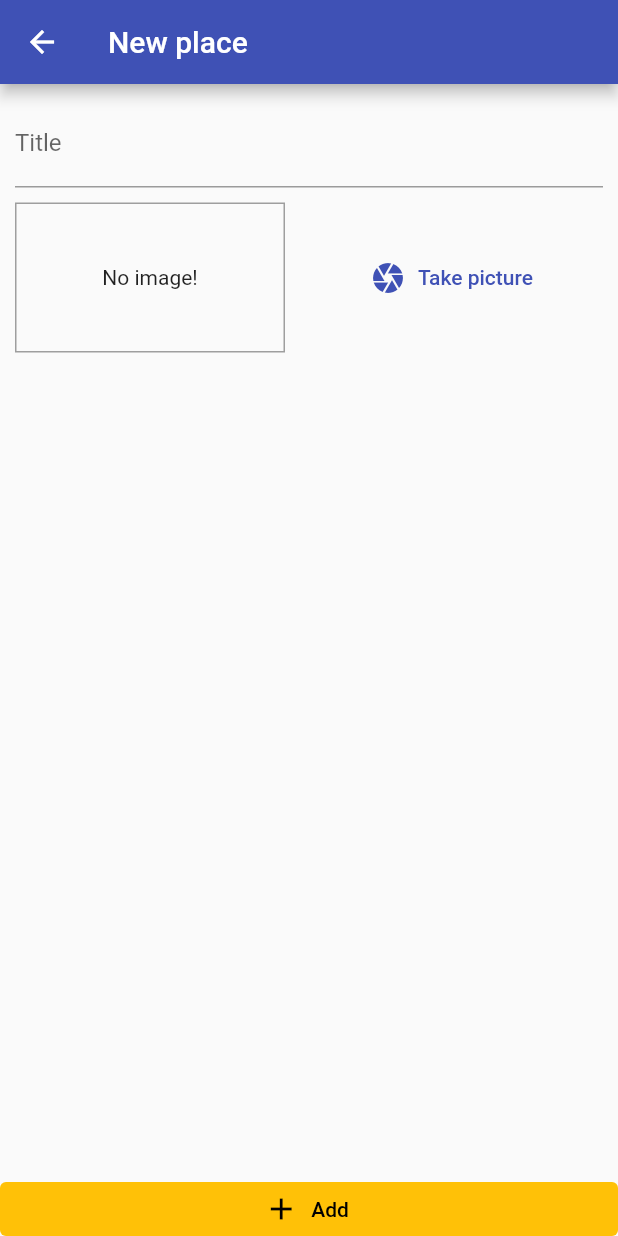
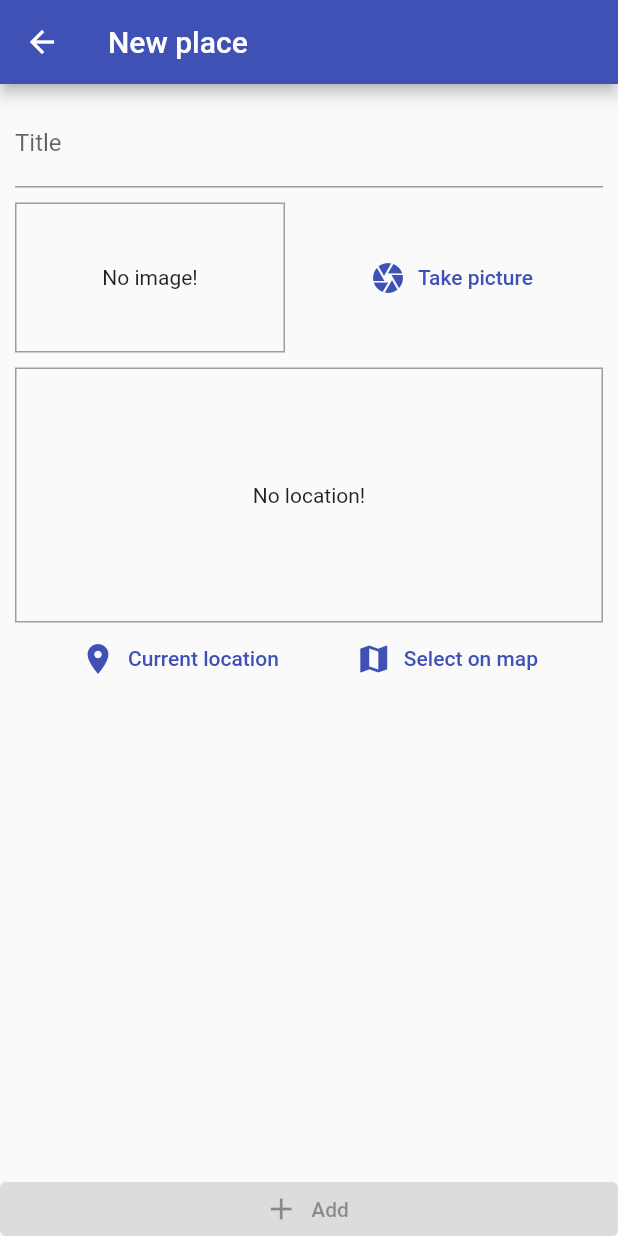
Before and after one commit to oElberte/great_places, a Flutter app: the screen it shows after launch, after a tap on the "add" icon, on a phone screen of 412 x 824 dp. Run offline on Flutter 3.47's test engine with Material 2 defaults, Android fonts, the phone set to English and light mode, and no system bars; our stand-ins replace google_maps_flutter, image_picker, location, sqflite; accounts and stored records are empty.

Commit message:
Maps now working for the place location

```diff
--- a/lib/models/place.dart
+++ b/lib/models/place.dart
@@ -5,7 +5,7 @@ class PlaceLocation {
   final double longitude;
   final String address;
 
-  PlaceLocation({
+  const PlaceLocation({
     required this.latitude,
     required this.longitude,
     this.address = '',
--- a/lib/screens/place_form_screen.dart
+++ b/lib/screens/place_form_screen.dart
@@ -1,8 +1,10 @@
 import 'dart:io';
 
 import 'package:flutter/material.dart';
+import 'package:google_maps_flutter/google_maps_flutter.dart';
 import 'package:great_places/providers/great_places.dart';
 import 'package:great_places/widgets/image_input.dart';
+import 'package:great_places/widgets/location_input.dart';
 import 'package:provider/provider.dart';
 
 class PlaceFormScreen extends StatefulWidget {
@@ -15,19 +17,33 @@ class PlaceFormScreen extends StatefulWidget {
 class _PlaceFormScreenState extends State<PlaceFormScreen> {
   final _titleController = TextEditingController();
   File? _pickedImage;
+  LatLng? _pickedPosition;
 
   void _selectImage(File pickedImage) {
-    _pickedImage = pickedImage;
+    setState(() {
+      _pickedImage = pickedImage;
+    });
+  }
+
+  void _selectPosition(LatLng position) {
+    setState(() {
+      _pickedPosition = position;
+    });
+  }
+
+  bool _isValidForm() {
+    return _titleController.text.isNotEmpty &&
+        _pickedImage != null &&
+        _pickedPosition != null;
   }
 
   void _submitForm() {
-    if (_titleController.text.isEmpty || _pickedImage == null) {
-      return;
-    }
+    if (!_isValidForm()) return;
 
     Provider.of<GreatPlaces>(context, listen: false).addPlace(
       _titleController.text,
       _pickedImage!,
+      _pickedPosition!,
     );
 
     Navigator.of(context).pop();
@@ -56,6 +72,8 @@ class _PlaceFormScreenState extends State<PlaceFormScreen> {
                     ),
                     const SizedBox(height: 10),
                     ImageInput(_selectImage),
+                    const SizedBox(height: 10),
+                    LocationInput(this._selectPosition)
                   ],
                 ),
               ),
@@ -70,7 +88,7 @@ class _PlaceFormScreenState extends State<PlaceFormScreen> {
               elevation: 0,
               tapTargetSize: MaterialTapTargetSize.shrinkWrap,
             ),
-            onPressed: _submitForm,
+            onPressed: _isValidForm() ? _submitForm : null,
           ),
         ],
       ),
--- a/lib/screens/places_list_screen.dart
+++ b/lib/screens/places_list_screen.dart
@@ -1,5 +1,3 @@
-import 'dart:io';
-
 import 'package:flutter/material.dart';
 import 'package:great_places/providers/great_places.dart';
 import 'package:great_places/utils/app_routes.dart';
--- a/lib/utils/db_util.dart
+++ b/lib/utils/db_util.dart
@@ -8,23 +8,23 @@ class DbUtil {
       path.join(dbPath, 'places.db'),
       onCreate: (db, version) {
         return db.execute(
-            'CREATE CHART places (id TEXT PRIMARY KEY, title TEXT, image TEXT)');
+            'CREATE TABLE places (id TEXT PRIMARY KEY, title TEXT, image TEXT)');
       },
       version: 1,
     );
   }
 
-  static Future<void> insert(String chart, Map<String, Object> data) async {
+  static Future<void> insert(String table, Map<String, Object> data) async {
     final db = await DbUtil.database();
     await db.insert(
-      chart,
+      table,
       data,
       conflictAlgorithm: sql.ConflictAlgorithm.replace,
     );
   }
 
-  static Future<List<Map<String, dynamic>>> getData(String chart) async {
+  static Future<List<Map<String, dynamic>>> getData(String table) async {
     final db = await DbUtil.database();
-    return db.query(chart);
+    return db.query(table);
   }
 }
--- /dev/null
+++ b/lib/utils/location_util.dart
@@ -0,0 +1,23 @@
+import 'dart:convert';
+
+import 'package:google_maps_flutter/google_maps_flutter.dart';
+import 'package:http/http.dart' as http;
+
+const googleApiKey = 'AIzaSyBgKl_2b_oXuTbJTymi0pkOF17dC47ybOg';
+
+class LocationUtil {
+  static String generateLocationPreviewImage({
+    double? latitude,
+    double? longitude,
+  }) {
+    return 'https://maps.googleapis.com/maps/api/staticmap?center=$latitude,$longitude&zoom=13&size=600x300&maptype=roadmap&markers=color:red%7Clabel:A%7C$latitude,$longitude&key=$googleApiKey';
+  }
+
+  static Future<String> getAddressFrom(LatLng position) async {
+    final url =
+        'https://maps.googleapis.com/maps/api/geocode/json?latlng=${position.latitude},${position.longitude}&key=$googleApiKey'
+            as Uri;
+    final response = await http.get(url);
+    return jsonDecode(response.body)['results'][0]['formatted_address'];
+  }
+}
--- a/lib/widgets/image_input.dart
+++ b/lib/widgets/image_input.dart
@@ -55,13 +55,13 @@ class _ImageInputState extends State<ImageInput> {
                   width: double.infinity,
                   fit: BoxFit.cover,
                 )
-              : Text('No image!'),
+              : const Text('No image!'),
         ),
         const SizedBox(width: 10),
         Expanded(
           child: TextButton.icon(
-            icon: Icon(Icons.camera),
-            label: Text('Take picture'),
+            icon: const Icon(Icons.camera),
+            label: const Text('Take picture'),
             onPressed: _takePicture,
           ),
         ),
--- /dev/null
+++ b/lib/widgets/location_input.dart
@@ -0,0 +1,91 @@
+import 'package:flutter/material.dart';
+import 'package:google_maps_flutter/google_maps_flutter.dart';
+import 'package:great_places/screens/map_screen.dart';
+import 'package:great_places/utils/location_util.dart';
+import 'package:location/location.dart';
+
+class LocationInput extends StatefulWidget {
+  final Function onSelectPosition;
+
+  LocationInput(this.onSelectPosition);
+
+  @override
+  State<LocationInput> createState() => _LocationInputState();
+}
+
+class _LocationInputState extends State<LocationInput> {
+  String? _previewImageUrl;
+
+  Future<void> _getCurrentUserLocation() async {
+    final locData = await Location().getLocation();
+
+    final staticMapImageUrl = LocationUtil.generateLocationPreviewImage(
+      latitude: locData.latitude,
+      longitude: locData.longitude,
+    );
+
+    setState(() {
+      _previewImageUrl = staticMapImageUrl;
+    });
+  }
+
+  Future<void> _selectOnMap() async {
+    final LatLng selectedPosition = await Navigator.of(context).push(
+      MaterialPageRoute(
+        fullscreenDialog: true,
+        builder: (ctx) => MapScreen(),
+      ),
+    );
+
+    if (selectedPosition == null) return;
+
+    widget.onSelectPosition(selectedPosition);
+  }
+
+  @override
+  Widget build(BuildContext context) {
+    return Column(
+      children: [
+        Container(
+          height: 170,
+          width: double.infinity,
+          alignment: Alignment.center,
+          decoration: BoxDecoration(
+            border: Border.all(
+              width: 1,
+              color: Colors.grey,
+            ),
+          ),
+          child: _previewImageUrl == null
+              ? const Text('No location!')
+              : Image.network(
+                  _previewImageUrl!,
+                  fit: BoxFit.cover,
+                  width: double.infinity,
+                ),
+        ),
+        Row(
+          mainAxisAlignment: MainAxisAlignment.spaceEvenly,
+          children: [
+            TextButton.icon(
+              icon: const Icon(Icons.location_on),
+              label: const Text('Current location'),
+              style: TextButton.styleFrom(
+                primary: Theme.of(context).colorScheme.primary,
+              ),
+              onPressed: _getCurrentUserLocation,
+            ),
+            TextButton.icon(
+              icon: const Icon(Icons.map),
+              label: const Text('Select on map'),
+              style: TextButton.styleFrom(
+                primary: Theme.of(context).colorScheme.primary,
+              ),
+              onPressed: _selectOnMap,
+            ),
+          ],
+        ),
+      ],
+    );
+  }
+}
--- a/pubspec.yaml
+++ b/pubspec.yaml
@@ -35,6 +35,8 @@ dependencies:
   path: 1.8.0
   sqflite: ^2.0.2+1
   location: ^4.3.0
+  google_maps_flutter: ^2.1.4
+  http: ^0.13.4
 
 
   # The following adds the Cupertino Icons font to your application.
```
Also changed, not shown: lib/providers/great_places.dart (+9 -2 lines), lib/screens/map_screen.dart (added, +69 -0 lines), pubspec.lock, 4 other files.
